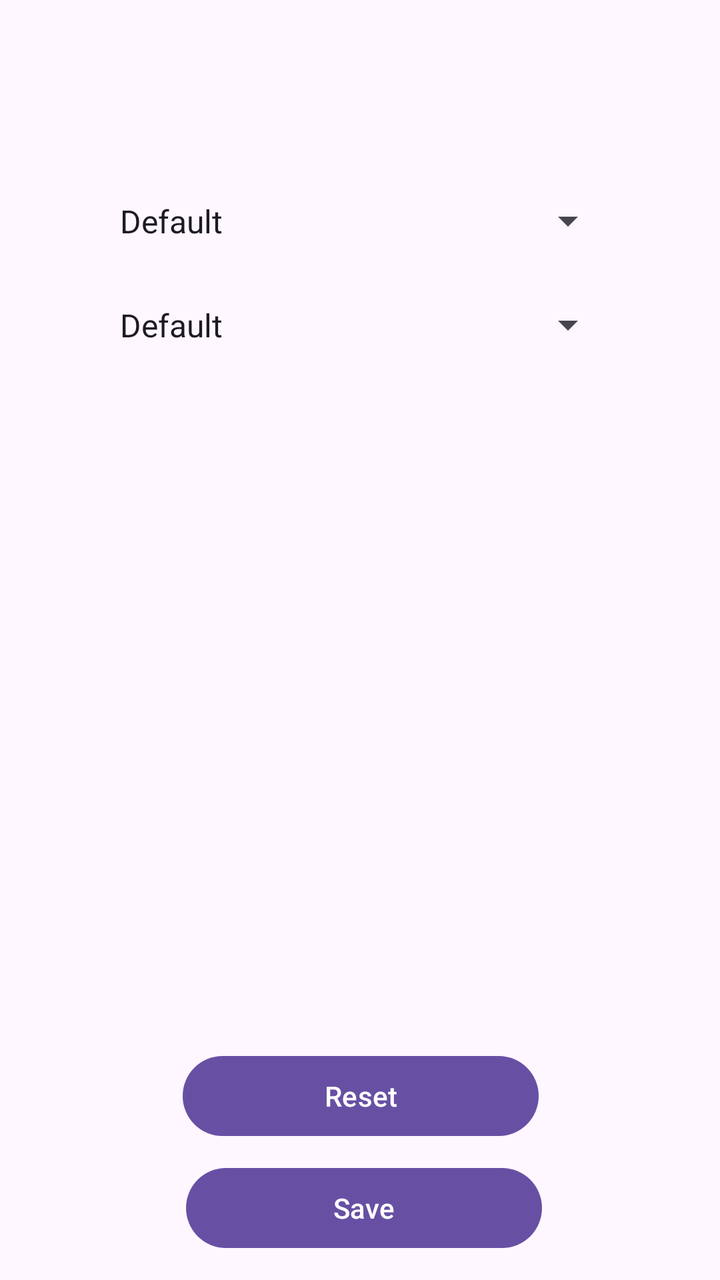
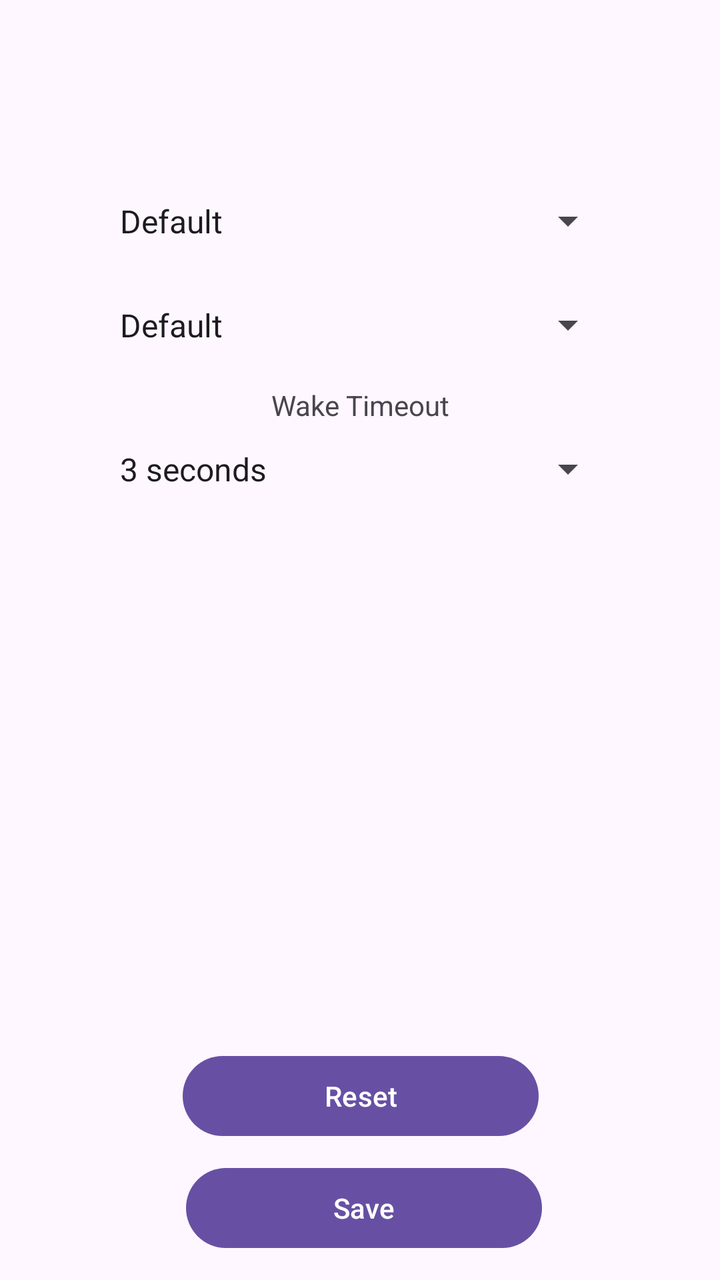

Two renders of the same Android screen: before a commit and after it. Below are the layout's source before the change and the commit's diff.
<!-- AndroidManifest.xml: application theme Theme.S22Present -->
<!-- res/layout/activity_settings.xml -->
<?xml version="1.0" encoding="utf-8"?>

<androidx.constraintlayout.widget.ConstraintLayout xmlns:android="http://schemas.android.com/apk/res/android"
    xmlns:app="http://schemas.android.com/apk/res-auto"
    xmlns:tools="http://schemas.android.com/tools"
    android:id="@+id/settings"
    android:layout_width="match_parent"
    android:layout_height="match_parent">

    <Button
        android:id="@+id/buttonReset"
        android:layout_width="178dp"
        android:layout_height="wrap_content"
        android:layout_marginStart="75dp"
        android:layout_marginEnd="74dp"
        android:layout_marginBottom="68dp"
        android:text="Reset"
        app:layout_constraintBottom_toBottomOf="parent"
        app:layout_constraintEnd_toEndOf="parent"
        app:layout_constraintHorizontal_bias="0.494"
        app:layout_constraintStart_toStartOf="parent" />

    <Button
        android:id="@+id/buttonsave"
        android:layout_width="178dp"
        android:layout_height="wrap_content"
        android:layout_marginStart="76dp"
        android:layout_marginTop="8dp"
        android:layout_marginEnd="73dp"
        android:text="Save"
        app:layout_constraintEnd_toEndOf="parent"
        app:layout_constraintHorizontal_bias="0.517"
        app:layout_constraintStart_toStartOf="parent"
        app:layout_constraintTop_toBottomOf="@+id/buttonReset" />

    <Spinner
        android:id="@+id/spinnerstyle"
        android:layout_width="256dp"
        android:layout_height="29dp"
        android:layout_marginStart="72dp"
        android:layout_marginTop="96dp"
        android:layout_marginEnd="72dp"
        android:entries='@array/Styles'
        app:layout_constraintEnd_toEndOf="parent"
        app:layout_constraintStart_toStartOf="parent"
        app:layout_constraintTop_toTopOf="parent" />

    <Spinner
        android:id="@+id/spinnerfont"
        android:layout_width="256dp"
        android:layout_height="29dp"
        android:layout_marginStart="31dp"
        android:layout_marginTop="148dp"
        android:layout_marginEnd="31dp"
        android:entries="@array/Fonts"
        app:layout_constraintEnd_toEndOf="parent"
        app:layout_constraintStart_toStartOf="parent"
        app:layout_constraintTop_toTopOf="parent" />

</androidx.constraintlayout.widget.ConstraintLayout>
<!-- resources referenced by this layout -->
<resources>
  <string-array name="Fonts">
          <item>Default</item>
          <item>7SEG Style</item>
          <item>Pixel</item>
      </string-array>
  <string-array name="Styles">
          <item>Default</item>
          <item>2000s MP3 Player (Blue)</item>
          <item>Retro 7SEG (Red)</item>
      </string-array>
  <style name="Theme.S22Present" parent="Base.Theme.S22Present" />
  <style name="Base.Theme.S22Present" parent="Theme.Material3.DayNight.NoActionBar">
          
          
      </style>
</resources>

<!-- the commit's change to res/layout/activity_settings.xml (unified diff, before → after) -->
@@ -57,4 +57,26 @@
         app:layout_constraintStart_toStartOf="parent"
         app:layout_constraintTop_toTopOf="parent" />
 
+    <TextView
+        android:id="@+id/labelWakeTimeout"
+        android:layout_width="wrap_content"
+        android:layout_height="wrap_content"
+        android:layout_marginTop="16dp"
+        android:text="Wake Timeout"
+        app:layout_constraintEnd_toEndOf="parent"
+        app:layout_constraintStart_toStartOf="parent"
+        app:layout_constraintTop_toBottomOf="@+id/spinnerfont" />
+
+    <Spinner
+        android:id="@+id/spinnerWakeTimeout"
+        android:layout_width="256dp"
+        android:layout_height="29dp"
+        android:layout_marginStart="31dp"
+        android:layout_marginTop="8dp"
+        android:layout_marginEnd="31dp"
+        android:entries="@array/WakeTimeouts"
+        app:layout_constraintEnd_toEndOf="parent"
+        app:layout_constraintStart_toStartOf="parent"
+        app:layout_constraintTop_toBottomOf="@+id/labelWakeTimeout" />
+
 </androidx.constraintlayout.widget.ConstraintLayout>
<!-- resource entries referenced after the edit -->
@@ -10,6 +10,13 @@
           <item>2000s MP3 Player (Blue)</item>
           <item>Retro 7SEG (Red)</item>
       </string-array>
+  <string-array name="WakeTimeouts">
+          <item>3 seconds</item>
+          <item>5 seconds</item>
+          <item>10 seconds</item>
+          <item>15 seconds</item>
+          <item>30 seconds</item>
+      </string-array>
   <style name="Theme.S22Present" parent="Base.Theme.S22Present" />
   <style name="Base.Theme.S22Present" parent="Theme.Material3.DayNight.NoActionBar">
           
